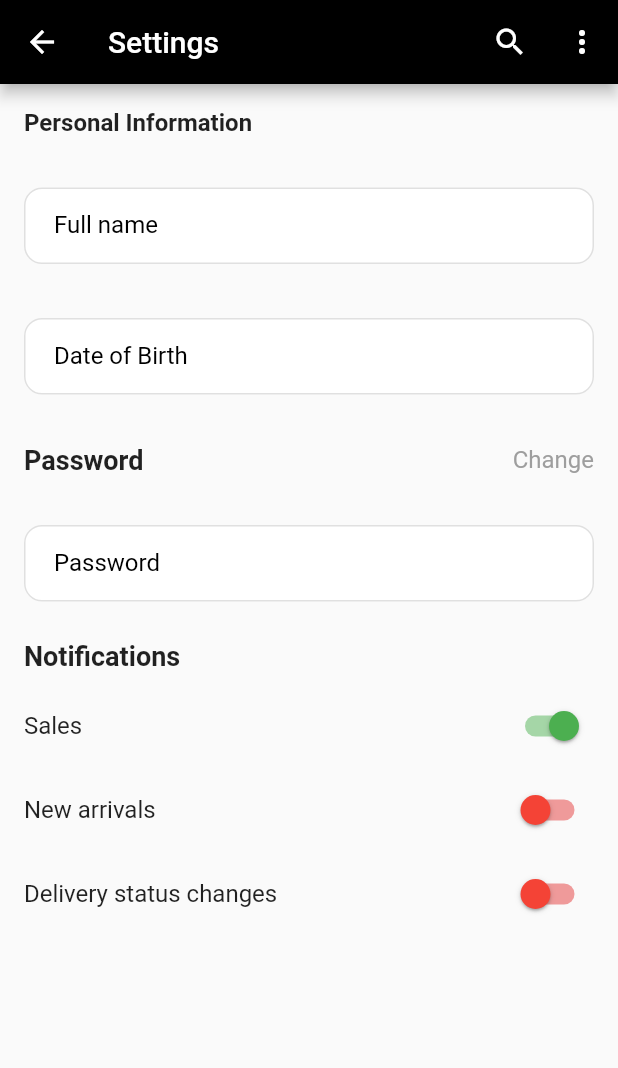
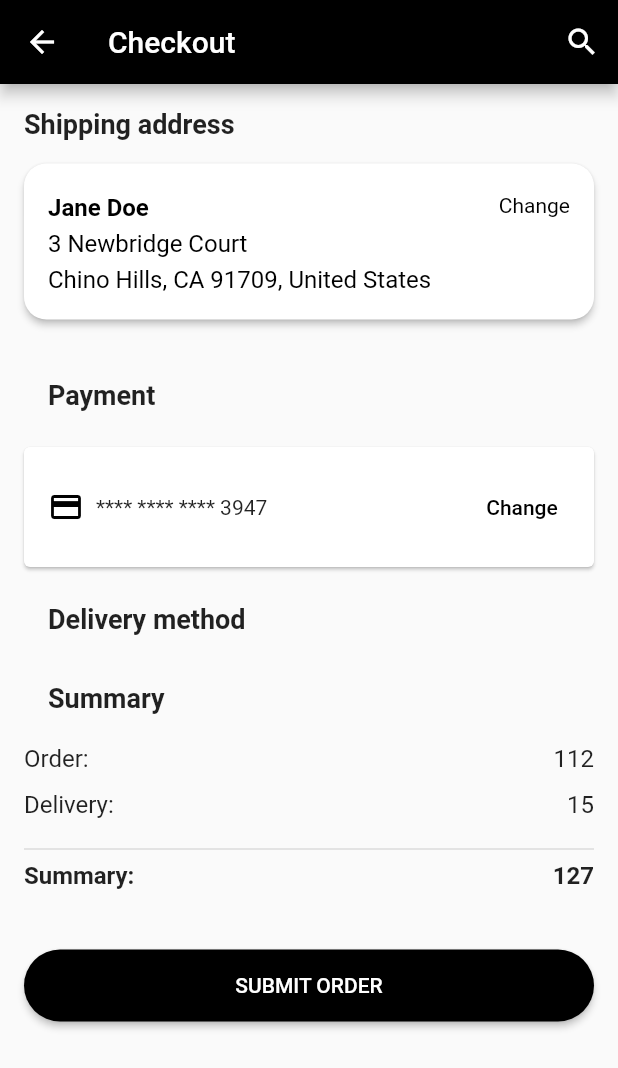
Before and after one commit to thesauravshukla/dyota, a Flutter app: the screen it shows once a user with an empty profile is signed in, on a phone screen of 412 x 824 dp. Shown: the top 1068 px of the screen. Run offline on Flutter 3.47's test engine with Material 2 defaults, Android fonts, the light colour scheme and no system bars; our stand-ins replace firebase_auth, firebase_core, google_sign_in; accounts and stored records are empty; network calls fail.

Commit message:
added checkout screen

```diff
--- /dev/null
+++ b/lib/components/checkout_address_section.dart
@@ -0,0 +1,57 @@
+import 'package:flutter/material.dart';
+
+class AddressSection extends StatelessWidget {
+  @override
+  Widget build(BuildContext context) {
+    return Card(
+      margin: EdgeInsets.symmetric(horizontal: 16),
+      shape: RoundedRectangleBorder(
+        borderRadius: BorderRadius.circular(15), // Rounded corners
+      ),
+      elevation: 2, // A little shadow
+      child: Padding(
+        padding: EdgeInsets.all(16),
+        child: Row(
+          crossAxisAlignment: CrossAxisAlignment
+              .start, // Align items at the start of cross axis
+          children: [
+            Expanded(
+              child: RichText(
+                text: TextSpan(
+                  style: TextStyle(
+                    color: Colors.black, // Default text color
+                    height: 1.5, // Line height
+                    fontSize: 16, // Font size for address text
+                  ),
+                  children: [
+                    TextSpan(
+                      text: 'Jane Doe\n',
+                      style: TextStyle(fontWeight: FontWeight.bold),
+                    ),
+                    TextSpan(
+                      text:
+                          '3 Newbridge Court\nChino Hills, CA 91709, United States',
+                    ),
+                  ],
+                ),
+              ),
+            ),
+            InkWell(
+              onTap: () {
+                // TODO: Implement change address logic
+              },
+              child: Padding(
+                padding: EdgeInsets.only(
+                    top: 4.0), // Align with the first line of text
+                child: Text(
+                  'Change',
+                  style: TextStyle(color: Colors.black),
+                ),
+              ),
+            ),
+          ],
+        ),
+      ),
+    );
+  }
+}
--- /dev/null
+++ b/lib/components/checkout_payment_section.dart
@@ -0,0 +1,36 @@
+import 'package:flutter/material.dart';
+
+class PaymentSection extends StatelessWidget {
+  @override
+  Widget build(BuildContext context) {
+    return Card(
+      margin: EdgeInsets.symmetric(horizontal: 16),
+      child: Padding(
+        padding: EdgeInsets.all(16),
+        child: Row(
+          mainAxisAlignment: MainAxisAlignment.spaceBetween,
+          children: [
+            Row(
+              children: [
+                Icon(Icons.credit_card,
+                    color: Colors.black), // Replace with your card brand icon
+                SizedBox(width: 8),
+                Text('**** **** **** 3947'),
+              ],
+            ),
+            TextButton(
+              onPressed: () {
+                // TODO: Implement change payment logic
+              },
+              style: TextButton.styleFrom(
+                primary: Colors
+                    .black, // This is the color of the text (button label)
+              ),
+              child: Text('Change'),
+            ),
+          ],
+        ),
+      ),
+    );
+  }
+}
--- /dev/null
+++ b/lib/components/checkout_screen_title.dart
@@ -0,0 +1,18 @@
+import 'package:flutter/material.dart';
+
+class SectionTitle extends StatelessWidget {
+  final String title;
+
+  const SectionTitle({Key? key, required this.title}) : super(key: key);
+
+  @override
+  Widget build(BuildContext context) {
+    return Text(
+      title,
+      style: TextStyle(
+        fontWeight: FontWeight.bold,
+        fontSize: 18,
+      ),
+    );
+  }
+}
--- /dev/null
+++ b/lib/components/checkout_submit_button.dart
@@ -0,0 +1,23 @@
+import 'package:flutter/material.dart';
+
+class SubmitButton extends StatelessWidget {
+  @override
+  Widget build(BuildContext context) {
+    return Padding(
+      padding: EdgeInsets.all(16),
+      child: ElevatedButton(
+        style: ElevatedButton.styleFrom(
+          primary: Colors.black,
+          shape: RoundedRectangleBorder(
+            borderRadius: BorderRadius.circular(30),
+          ),
+          padding: EdgeInsets.symmetric(vertical: 16),
+        ),
+        onPressed: () {
+          // TODO: Implement submit order logic
+        },
+        child: Center(child: Text('SUBMIT ORDER')),
+      ),
+    );
+  }
+}
--- /dev/null
+++ b/lib/components/checkout_summary_section.dart
@@ -0,0 +1,45 @@
+import 'package:dyota/components/section_title.dart';
+import 'package:flutter/material.dart';
+
+class SummarySection extends StatelessWidget {
+  @override
+  Widget build(BuildContext context) {
+    return Padding(
+      padding: EdgeInsets.symmetric(horizontal: 16),
+      child: Column(
+        crossAxisAlignment: CrossAxisAlignment.start,
+        children: [
+          SectionTitle(title: 'Summary'),
+          SizedBox(height: 12), // Increased line spacing
+          Row(
+            mainAxisAlignment: MainAxisAlignment.spaceBetween,
+            children: [
+              Text('Order:', style: TextStyle(fontSize: 16)),
+              Text('112', style: TextStyle(fontSize: 16)),
+            ],
+          ),
+          SizedBox(height: 12), // Increased line spacing
+          Row(
+            mainAxisAlignment: MainAxisAlignment.spaceBetween,
+            children: [
+              Text('Delivery:', style: TextStyle(fontSize: 16)),
+              Text('15', style: TextStyle(fontSize: 16)),
+            ],
+          ),
+          SizedBox(height: 12), // Increased spacing before the total
+          Divider(thickness: 1), // A divider line to separate the summary
+          Row(
+            mainAxisAlignment: MainAxisAlignment.spaceBetween,
+            children: [
+              Text('Summary:',
+                  style: TextStyle(fontSize: 16, fontWeight: FontWeight.bold)),
+              Text('127',
+                  style: TextStyle(fontSize: 16, fontWeight: FontWeight.bold)),
+            ],
+          ),
+          SizedBox(height: 24), // Space after the summary for the submit button
+        ],
+      ),
+    );
+  }
+}
--- /dev/null
+++ b/lib/components/delivery_method_section.dart
@@ -0,0 +1,19 @@
+import 'package:dyota/components/section_title.dart';
+import 'package:flutter/material.dart';
+
+class DeliveryMethodSection extends StatelessWidget {
+  @override
+  Widget build(BuildContext context) {
+    // This should be dynamically generated based on available delivery methods
+    return Padding(
+      padding: EdgeInsets.all(16),
+      child: Column(
+        crossAxisAlignment: CrossAxisAlignment.start,
+        children: [
+          SectionTitle(title: 'Delivery method'),
+          // Use a GridView.builder or similar here
+        ],
+      ),
+    );
+  }
+}
--- a/lib/components/section_title.dart
+++ b/lib/components/section_title.dart
@@ -12,7 +12,6 @@ class SectionTitle extends StatelessWidget {
 
   @override
   Widget build(BuildContext context) {
-    // Corrected method signature
     return Padding(
       padding: const EdgeInsets.symmetric(horizontal: 16.0, vertical: 8.0),
       child: Row(
--- a/lib/pages/auth_page.dart
+++ b/lib/pages/auth_page.dart
@@ -1,5 +1,5 @@
+import 'package:dyota/pages/checkout_screen.dart';
 import 'package:dyota/pages/login_or_register_page.dart';
-import 'package:dyota/pages/settings_screen.dart';
 import 'package:firebase_auth/firebase_auth.dart';
 import 'package:flutter/material.dart';
 
@@ -14,7 +14,7 @@ class AuthPage extends StatelessWidget {
         builder: (context, snapshot) {
           // user is logged in
           if (snapshot.hasData) {
-            return SettingsScreen();
+            return CheckoutScreen();
           }
           // user is NOT logged in
           else {
--- /dev/null
+++ b/lib/pages/checkout_screen.dart
@@ -0,0 +1,64 @@
+import 'package:dyota/components/checkout_address_section.dart';
+import 'package:dyota/components/checkout_payment_section.dart';
+import 'package:dyota/components/checkout_submit_button.dart';
+import 'package:dyota/components/checkout_summary_section.dart';
+import 'package:dyota/components/delivery_method_section.dart';
+import 'package:dyota/components/section_title.dart';
+import 'package:flutter/material.dart';
+
+class CheckoutScreen extends StatelessWidget {
+  final TextEditingController dateController = TextEditingController();
+
+  @override
+  Widget build(BuildContext context) {
+    return Scaffold(
+      appBar: AppBar(
+        title: Text('Checkout'),
+        backgroundColor: Colors.black,
+        leading: IconButton(
+          icon: Icon(Icons.arrow_back),
+          onPressed: () {
+            Navigator.of(context).pop(); // Go back on press
+          },
+        ),
+        actions: [
+          IconButton(
+            icon: Icon(Icons.search),
+            onPressed: () {
+              // TODO: Implement search action
+            },
+          ),
+        ],
+      ),
+      body: SingleChildScrollView(
+        child: Column(
+          crossAxisAlignment: CrossAxisAlignment.start,
+          children: [
+            const Padding(
+              padding: EdgeInsets.all(16.0),
+              child: Text(
+                'Shipping address',
+                style: TextStyle(
+                  fontWeight: FontWeight.bold,
+                  fontSize: 18,
+                ),
+              ),
+            ),
+            AddressSection(),
+            const SizedBox(height: 16), // Padding beneath the address card
+
+            // Add Payment Heading
+            const Padding(
+              padding: EdgeInsets.symmetric(horizontal: 16.0, vertical: 16.0),
+              child: SectionTitle(title: 'Payment'),
+            ),
+            PaymentSection(),
+            DeliveryMethodSection(),
+            SummarySection(),
+            SubmitButton(),
+          ],
+        ),
+      ),
+    );
+  }
+}
```
